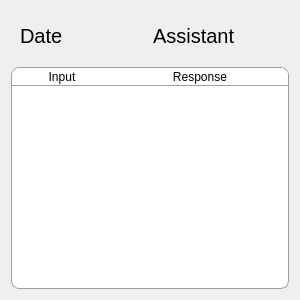
Before: the Qt Designer form ui/src/history_item.ui in jcsq6/ai-tools, drawn with Qt 5.
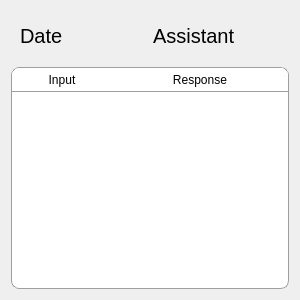
After: the same form once the commit is applied.

Commit message: Fix history item ui issues

The edit to the form file:
```diff
--- a/ui/src/history_item.ui
+++ b/ui/src/history_item.ui
@@ -112,6 +112,7 @@
 
 QHeaderView, 
 QHeaderView::section:horizontal {
+	height: 24px;
 	border-top-left-radius: 8px;
 	border-top-right-radius: 8px;
 	border: none;
@@ -120,7 +121,41 @@
 
 QHeaderView {
 		border-bottom: 1px solid palette(dark);
-}</string>
+}
+
+QScrollBar:vertical {
+	background-color: palette(window);
+	width: 12px;
+	height: 12px;
+	border-top: 1px solid palette(dark);
+	margin-top: 23px;
+	border-radius: 8px;
+}
+
+QScrollBar::handle:vertical,
+QScrollBar::handle:horizontal {
+	background-color: palette(mid);
+	min-height: 24px;
+	min-width: 24px;
+	border-radius: 6px;
+}
+
+QScrollBar::add-line:vertical,
+QScrollBar::sub-line:vertical,
+QScrollBar::add-line:horizontal,
+QScrollBar::sub-line:horizontal {
+	width: 0px;
+	height: 0px;
+	subcontrol-origin: margin;
+}
+
+QScrollBar::add-page:vertical,
+QScrollBar::sub-page:vertical,
+QScrollBar::add-page:horizontal,
+QScrollBar::sub-page:horizontal {
+	background: transparent;
+}
+</string>
      </property>
      <property name="editTriggers">
       <set>QAbstractItemView::EditTrigger::NoEditTriggers</set>
@@ -137,6 +172,9 @@
      <attribute name="verticalHeaderVisible">
       <bool>false</bool>
      </attribute>
+     <attribute name="verticalHeaderDefaultSectionSize">
+      <number>30</number>
+     </attribute>
      <column>
       <property name="text">
        <string>Input</string>
```
The commit also changes 3 other files.
